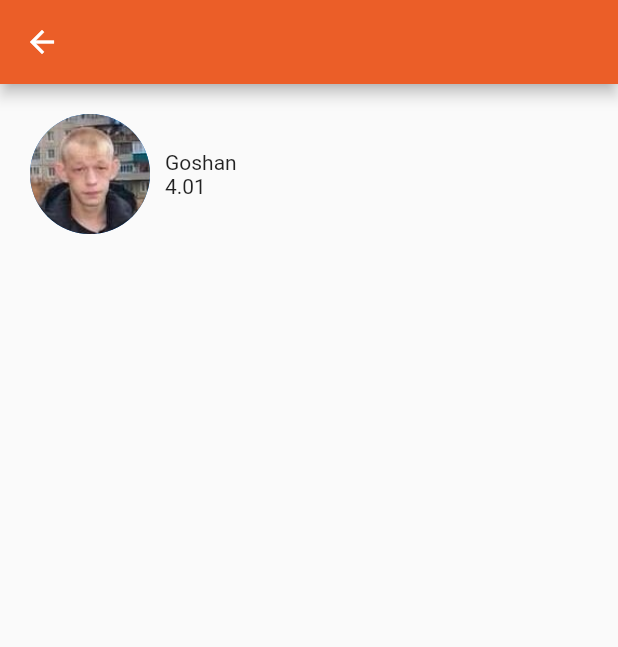
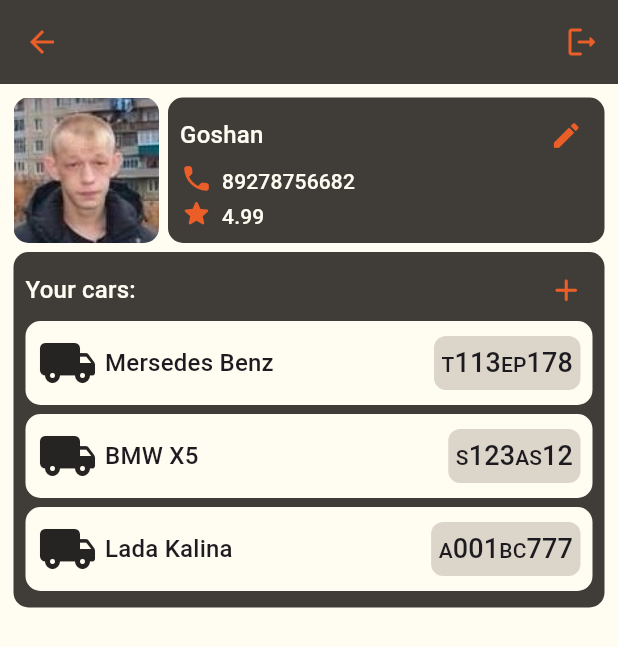
Before and after one commit to zhelemishsh/car_wash_frontend, a Flutter app: the screen it shows after launch, after a tap on the "menu" icon, on a phone screen of 412 x 824 dp. Shown: the top 647 px of the screen. Run offline on Flutter 3.47's test engine with Material 2 defaults, Android fonts, the phone set to English and light mode, and no system bars; our stand-ins replace carousel_slider, geolocator, screenshot; missing offline and left inert: great_circle_distance_calculator, yandex_mapkit; accounts and stored records are empty.

Commit message:
feat: add user panel view

```diff
--- a/lib/main.dart
+++ b/lib/main.dart
@@ -8,8 +8,10 @@ void main() {
   runApp(MaterialApp(
     theme: ThemeData(
       primarySwatch: Colors.blue,
+      useMaterial3: true,
       appBarTheme: const AppBarTheme(
-        color: AppColors.orange,
+        foregroundColor: AppColors.orange,
+        color: AppColors.grey,
       ),
     ),
     title: 'Navigation Basics',
--- a/lib/theme/app_colors.dart
+++ b/lib/theme/app_colors.dart
@@ -14,5 +14,5 @@ abstract class AppColors {
   static const black = Color.fromRGBO(37, 36, 34, 1);
   static const lightOrange = Color.fromRGBO(240, 134, 91, 1);
   static const orange = Color.fromRGBO(235, 94, 40, 1);
-  static const darkRed = Color.fromRGBO(182, 19, 0, 1);
+  static const darkRed = Color.fromRGBO(195, 25, 0, 1);
 }
--- a/lib/views/accepted_order_panel/accepted_order_panel.dart
+++ b/lib/views/accepted_order_panel/accepted_order_panel.dart
@@ -103,7 +103,7 @@ class AcceptedOrderPanelState extends State<AcceptedOrderPanel> {
         markedTexts: [
           MarkedTextData(
             text: _presenter.order.carWashName,
-            textStyle: Theme.of(context).textTheme.titleLarge,
+            textStyle: Theme.of(context).textTheme.titleMedium,
           ),
           MarkedTextData(
             text: _presenter.order.carWashAddress,
--- a/lib/views/account_menu/account_menu_page.dart
+++ b/lib/views/account_menu/account_menu_page.dart
@@ -1,4 +1,12 @@
+import 'package:car_wash_frontend/theme/app_colors.dart';
+import 'package:car_wash_frontend/views/account_menu/account_menu_presenter.dart';
+import 'package:car_wash_frontend/views/stateless_views/data_panel.dart';
+import 'package:car_wash_frontend/views/stateless_views/marked_list.dart';
+import 'package:car_wash_frontend/views/stateless_views/titled_panel.dart';
 import 'package:flutter/material.dart';
+import 'package:flutter/widgets.dart';
+
+import '../../models/car.dart';
 
 class AccountMenuPage extends StatefulWidget {
   const AccountMenuPage({Key? key}) : super(key: key);
@@ -10,35 +18,200 @@ class AccountMenuPage extends StatefulWidget {
 }
 
 class AccountMenuPageState extends State<AccountMenuPage> {
+  late AccountMenuPresenter _presenter;
+
+  @override
+  void initState() {
+    _presenter = AccountMenuPresenter();
+    super.initState();
+  }
+
   @override
   Widget build(BuildContext context) {
     return Scaffold(
-      appBar: AppBar(),
+      backgroundColor: AppColors.dirtyWhite,
+      appBar: AppBar(
+        actions: [
+          IconButton(
+            onPressed: () {},
+            icon: const Icon(
+              Icons.logout_rounded,
+            ),
+          ),
+        ],
+      ),
       body: Container(
-        padding: const EdgeInsets.all(20),
+        padding: const EdgeInsets.all(6),
         child: Column(
+          crossAxisAlignment: CrossAxisAlignment.start,
           children: [
-            Row(
-              children: [
-                const CircleAvatar(
-                  backgroundImage: AssetImage("assets/goshan.jpg"),
-                  radius: 40,
-                ),
-                Container(
-                  padding: const EdgeInsets.all(10),
-                  child: const Column(
-                    crossAxisAlignment: CrossAxisAlignment.start,
-                    children: [
-                      Text("Goshan"),
-                      Text("4.01"),
-                    ],
-                  ),
-                ),
-              ],
+            _userPanel(),
+            Padding(
+              padding: const EdgeInsets.all(3),
+              child: _carsPanel(),
             ),
           ],
         ),
       ),
     );
   }
+
+  Widget _userPanel() {
+    return IntrinsicHeight(
+      child: Row(
+        mainAxisSize: MainAxisSize.min,
+        children: [
+          Padding(
+            padding: const EdgeInsets.all(3),
+            child: _userImagePanel(),
+          ),
+          Expanded(
+            child: Padding(
+              padding: const EdgeInsets.all(3),
+              child: TitledPanel(
+                title: "Goshan",
+                child: _userInfoPanel(),
+                buttonIconData: Icons.edit_rounded,
+                iconSize: 22,
+                onButtonPressed: () {},
+                buttonColor: AppColors.orange,
+              ),
+            ),
+          ),
+        ],
+      ),
+    );
+  }
+
+  Widget _userInfoPanel() {
+    return MarkedList(
+      textStyle: Theme.of(context).textTheme.titleSmall?.copyWith(color: AppColors.dirtyWhite),
+      iconSize: 22,
+      markedTexts: [
+        MarkedTextData(iconData: Icons.call_rounded, text: "89278756682"),
+        MarkedTextData(iconData: Icons.star_rounded, text: "4.99"),
+      ],
+    );
+  }
+
+  Widget _userImagePanel() {
+    return AspectRatio(
+      aspectRatio: 1,
+      child: Container(
+        width: 90,
+        decoration: BoxDecoration(
+          borderRadius: BorderRadius.circular(10),
+          image: const DecorationImage(
+            image:  AssetImage("assets/goshan.jpg"),
+            fit: BoxFit.fitHeight,
+          ),
+        ),
+      ),
+    );
+  }
+
+  Widget _carsPanel() {
+    IconData iconData;
+    Color buttonColor;
+    Function() buttonFunction;
+    if (_presenter.selectedCars.isEmpty) {
+      iconData = Icons.add_rounded;
+      buttonColor = AppColors.orange;
+      buttonFunction = () {};
+    }
+    else {
+      iconData = Icons.delete_rounded;
+      buttonColor = AppColors.darkRed;
+      buttonFunction = () {};
+    }
+
+    return TitledPanel(
+      title: "Your cars:",
+      buttonIconData: iconData,
+      buttonColor: buttonColor,
+      onButtonPressed: buttonFunction,
+      child: _carsList(),
+    );
+  }
+
+  Widget _carsList() {
+    List<Widget> carWidgets = [];
+    for (var car in _presenter.cars) {
+      carWidgets.add(
+        Container(
+          margin: const EdgeInsets.symmetric(vertical: 3),
+          child: _carInfoPanel(car),
+        ),
+      );
+    }
+    return Column(children: carWidgets,);
+  }
+
+  Widget _carInfoPanel(Car car) {
+    return DataButtonPanel(
+      onPressed: () {
+        if (_presenter.selectedCars.contains(car)) {
+          _presenter.selectedCars.remove(car);
+        }
+        else {
+          _presenter.selectedCars.add(car);
+        }
+        setState(() {});
+      },
+      isToggled: _presenter.selectedCars.contains(car),
+      child: Row(
+        children: [
+          const Icon(
+            Icons.local_shipping_rounded,
+            size: 40,
+          ),
+          Expanded(
+            child: Container(
+              padding: const EdgeInsets.only(left: 5),
+              child: Text(
+                car.name,
+                style: Theme.of(context).textTheme.titleMedium,
+              ),
+            ),
+          ),
+          _carNumberPanel(car.number),
+        ],
+      ),
+    );
+  }
+
+  Widget _carNumberPanel(String carNumber) {
+    return Row(
+      children: [
+        Container(
+          padding: const EdgeInsets.all(5),
+          decoration: BoxDecoration(
+            borderRadius: BorderRadius.circular(8),
+            color: AppColors.lightGrey.withOpacity(0.7),
+          ),
+          child: RichText(
+            text: TextSpan(
+              style: Theme.of(context).textTheme.titleSmall?.copyWith(fontSize: 18),
+              children: [
+                TextSpan(
+                  text: carNumber[0],
+                  style: Theme.of(context).textTheme.titleSmall,
+                ),
+                TextSpan(
+                  text: carNumber.substring(1, 4),
+                ),
+                TextSpan(
+                  text: carNumber.substring(4, 6),
+                  style: Theme.of(context).textTheme.titleSmall,
+                ),
+                TextSpan(
+                  text: carNumber.substring(6, carNumber.length),
+                ),
+              ],
+            ),
+          ),
+        ),
+      ],
+    );
+  }
 }
--- /dev/null
+++ b/lib/views/account_menu/account_menu_presenter.dart
@@ -0,0 +1,10 @@
+import '../../models/car.dart';
+
+class AccountMenuPresenter {
+  final List<Car> cars = [
+    Car("T113EP178", "Mersedes Benz"),
+    Car("S123AS12", "BMW X5"),
+    Car("A001BC777", "Lada Kalina")
+  ];
+  final List<Car> selectedCars = [];
+}
--- a/lib/views/main_page/main_page.dart
+++ b/lib/views/main_page/main_page.dart
@@ -43,7 +43,9 @@ class MainPageState extends State<MainPage> {
         elevation: 0,
         title: _appBarPanel(),
       ),
-      body: Stack(
+      body: SafeArea(
+        top: false,
+        child: Stack(
           alignment: Alignment.topCenter,
           children: [
             mapField,
@@ -52,6 +54,7 @@ class MainPageState extends State<MainPage> {
               child: _orderStateWidget(),
             ),
           ],
+        ),
       ),
     );
   }
--- a/lib/views/offer_selection_panel/offer_selection_panel.dart
+++ b/lib/views/offer_selection_panel/offer_selection_panel.dart
@@ -146,13 +146,12 @@ class OfferSelectionPanelState
             Row(
               children: [
                 Expanded(
-                  flex: 4,
                   child: Text(
                     offer.name,
-                    style: Theme.of(context).textTheme.titleLarge,
+                    style: Theme.of(context).textTheme.titleMedium,
                   ),
                 ),
-                Expanded(flex: 1, child: _ratingPanel(offer.rating),),
+                _ratingPanel(offer.rating),
               ],
             ),
             Text(offer.address, style: Theme.of(context).textTheme.titleSmall,),
@@ -160,8 +159,8 @@ class OfferSelectionPanelState
               padding: const EdgeInsets.only(top: 7),
               child: Row(
                 children: [
-                  Expanded(flex: 2, child: _timePanel(offer.startTime, offer.endTime)),
-                  Expanded(flex: 1, child: _pricePanel(offer.price),),
+                  Expanded(child: _timePanel(offer.startTime, offer.endTime)),
+                  _pricePanel(offer.price),
                 ],
               ),
             ),
@@ -176,10 +175,11 @@ class OfferSelectionPanelState
       children: [
         const Icon(
           Icons.schedule_rounded,
+          size: 20,
         ),
         Text(
           "${_formatTime(startTime)} - ${_formatTime(endTime)}",
-          style: Theme.of(context).textTheme.titleLarge,
+          style: Theme.of(context).textTheme.titleMedium,
         )
       ],
     );
@@ -191,10 +191,11 @@ class OfferSelectionPanelState
       children: [
         Text(
           price.toString(),
-          style: Theme.of(context).textTheme.titleLarge,
+          style: Theme.of(context).textTheme.titleMedium,
         ),
         const Icon(
           Icons.currency_ruble_rounded,
+          size: 20,
         ),
       ],
     );
--- a/lib/views/order_creation_panel/order_creation_panel.dart
+++ b/lib/views/order_creation_panel/order_creation_panel.dart
@@ -78,7 +78,7 @@ class OrderCreationPanelState
       crossAxisAlignment: CrossAxisAlignment.start,
       children: [
         SizedBox(
-          height: 45,
+          height: 50,
           child: Row(
             children: [
               Expanded(flex: 5, child: _startTimeButton(),),
@@ -89,7 +89,7 @@ class OrderCreationPanelState
           ),
         ),
         SizedBox(
-          height: 38,
+          height: 40,
           child: Row(
             children: [
               Expanded(flex: 1, child: _dayButton("Today"),),
@@ -99,14 +99,14 @@ class OrderCreationPanelState
           ),
         ),
         SizedBox(
-          height: 38,
+          height: 40,
           child: Row(
             mainAxisSize: MainAxisSize.min,
             children: _carNamesList(),
           ),
         ),
         SizedBox(
-          height: 55,
+          height: 60,
           child: ListView.builder(
             scrollDirection: Axis.horizontal,
             itemCount: _carServices.length,
--- a/lib/views/stateless_views/data_panel.dart
+++ b/lib/views/stateless_views/data_panel.dart
@@ -5,11 +5,13 @@ import '../../theme/app_colors.dart';
 class DataPanel extends StatelessWidget {
   final Widget child;
   final double margin;
+  final Color? backgroundColor;
 
   const DataPanel({
     Key? key,
     required this.child,
     this.margin = 0,
+    this.backgroundColor,
   }) : super(key: key);
 
   @override
@@ -19,7 +21,7 @@ class DataPanel extends StatelessWidget {
       padding: const EdgeInsets.all(8),
       decoration: BoxDecoration(
         borderRadius: BorderRadius.circular(10),
-        color: AppColors.dirtyWhite,
+        color: backgroundColor ?? AppColors.dirtyWhite,
       ),
       child: child,
     );
--- /dev/null
+++ b/lib/views/stateless_views/titled_panel.dart
@@ -0,0 +1,73 @@
+import 'package:car_wash_frontend/views/stateless_views/data_panel.dart';
+import 'package:flutter/material.dart';
+
+import '../../theme/app_colors.dart';
+
+class TitledPanel extends StatelessWidget {
+  final String title;
+  final Widget child;
+  final IconData buttonIconData;
+  final Function() onButtonPressed;
+  final Color buttonColor;
+  final Color? backgroundColor;
+  final TextStyle? titleStyle;
+  final double iconSize;
+
+  const TitledPanel({
+    Key? key,
+    required this.title,
+    required this.child,
+    required this.buttonIconData,
+    required this.onButtonPressed,
+    required this.buttonColor,
+    this.backgroundColor,
+    this.titleStyle,
+    this.iconSize = 25,
+  }) : super(key: key);
+
+  @override
+  Widget build(BuildContext context) {
+    return DataPanel(
+      backgroundColor: backgroundColor ?? AppColors.grey,
+      child: Column(
+        mainAxisSize: MainAxisSize.min,
+        children: [
+          _titlePanel(context),
+          child,
+        ],
+      ),
+    );
+  }
+
+  Widget _titlePanel(BuildContext context) {
+    return Row(
+      children: [
+        Expanded(
+          child: Text(
+            title,
+            style: Theme.of(context).textTheme.titleMedium?.copyWith(color: AppColors.dirtyWhite),
+          ),
+        ),
+        _titleButton(),
+      ],
+    );
+  }
+
+  Widget _titleButton() {
+    return SizedBox(
+      width: 35,
+      height: 35,
+      child: IconButton(
+        onPressed: onButtonPressed,
+        padding: EdgeInsets.zero,
+        highlightColor: AppColors.orange.withOpacity(0.1),
+        constraints: const BoxConstraints(),
+        icon: Icon(
+          buttonIconData,
+          color: buttonColor,
+          size: iconSize,
+        ),
+      ),
+    );
+  }
+}
```
Lines whose indentation alone changed are shown as unchanged.
